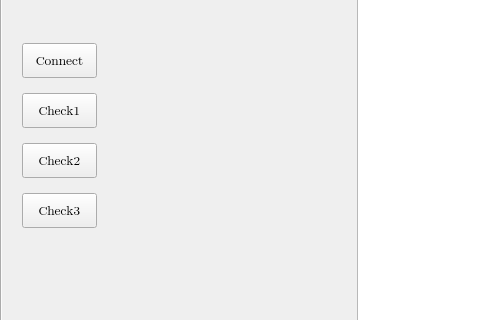
Above: PSC488/mainwindow.ui from Marculonis21/PSC488_source before the change; both pictures show x 0 to 480 and y 116 to 436 of the 700 by 585 pixel window. Below: the same form after it.
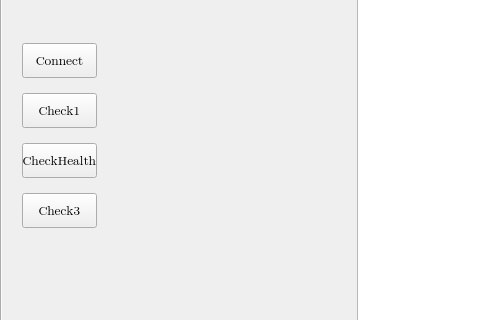
That is the form after the change. Icons and pictures are not drawn. Custom widgets are drawn as their Qt base class.

Commit message: Psu window with a few commands

What changed in the file:
```diff
--- a/PSC488/mainwindow.ui
+++ b/PSC488/mainwindow.ui
@@ -886,7 +886,7 @@
        </font>
       </property>
       <property name="text">
-       <string>Check2</string>
+       <string>CheckHealth</string>
       </property>
      </widget>
      <widget class="QPushButton" name="pushButton_3">
```
Left out of the diff: 4 changed lines with no effect on the pictures. The commit also changes 5 other files.
